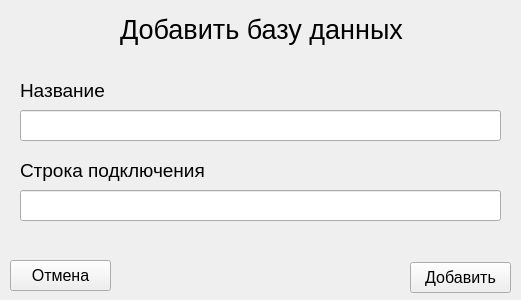
Old version of the form Emook_code/Resourses/Доп прога/Workspace/addDB.ui in the repository Shoker2/Emook.
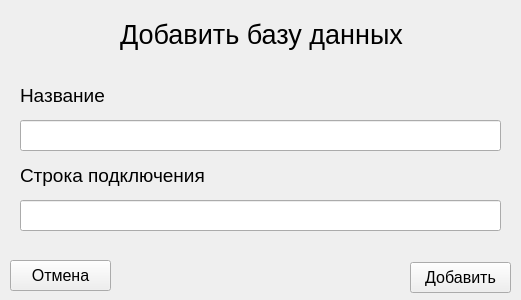
New version of the form.

```diff
--- a/Emook_code/Resourses/Доп прога/Workspace/addDB.ui
+++ b/Emook_code/Resourses/Доп прога/Workspace/addDB.ui
@@ -55,7 +55,7 @@
      <x>16</x>
      <y>9</y>
      <width>491</width>
-     <height>41</height>
+     <height>51</height>
     </rect>
    </property>
    <property name="font">
@@ -74,7 +74,7 @@
    <property name="geometry">
     <rect>
      <x>20</x>
-     <y>110</y>
+     <y>120</y>
      <width>481</width>
      <height>31</height>
     </rect>
@@ -94,7 +94,7 @@
      <x>20</x>
      <y>80</y>
      <width>191</width>
-     <height>21</height>
+     <height>31</height>
     </rect>
    </property>
    <property name="font">
@@ -110,7 +110,7 @@
    <property name="geometry">
     <rect>
      <x>20</x>
-     <y>190</y>
+     <y>200</y>
      <width>481</width>
      <height>31</height>
     </rect>
@@ -130,7 +130,7 @@
      <x>20</x>
      <y>160</y>
      <width>241</width>
-     <height>21</height>
+     <height>31</height>
     </rect>
    </property>
    <property name="font">
```
